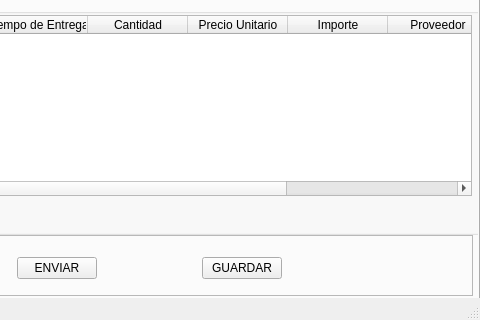
Old version of the form ventana.ui in the repository esantanaya/coticom; both pictures show x 420 to 900 and y 380 to 700 of the 900 by 700 pixel window.
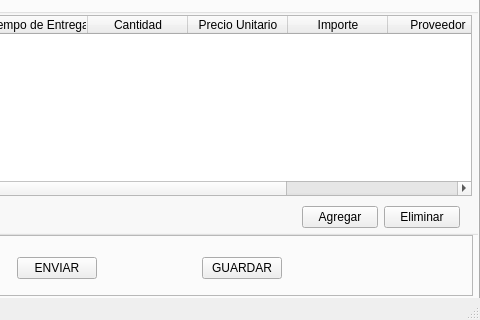
New version of the form. Icons and pictures are not drawn.

Diff of the .ui file:
```diff
--- a/ventana.ui
+++ b/ventana.ui
@@ -994,6 +994,32 @@
         </item>
        </layout>
       </widget>
+      <widget class="QWidget" name="">
+       <property name="geometry">
+        <rect>
+         <x>720</x>
+         <y>210</y>
+         <width>158</width>
+         <height>26</height>
+        </rect>
+       </property>
+       <layout class="QHBoxLayout" name="horizontalLayout_17">
+        <item>
+         <widget class="QPushButton" name="boton_agregar">
+          <property name="text">
+           <string>Agregar</string>
+          </property>
+         </widget>
+        </item>
+        <item>
+         <widget class="QPushButton" name="boton_eliminar">
+          <property name="text">
+           <string>Eliminar</string>
+          </property>
+         </widget>
+        </item>
+       </layout>
+      </widget>
      </widget>
      <widget class="QFrame" name="frame">
       <property name="geometry">
```
Left out of the diff: 2 changed lines with no effect on the pictures.
